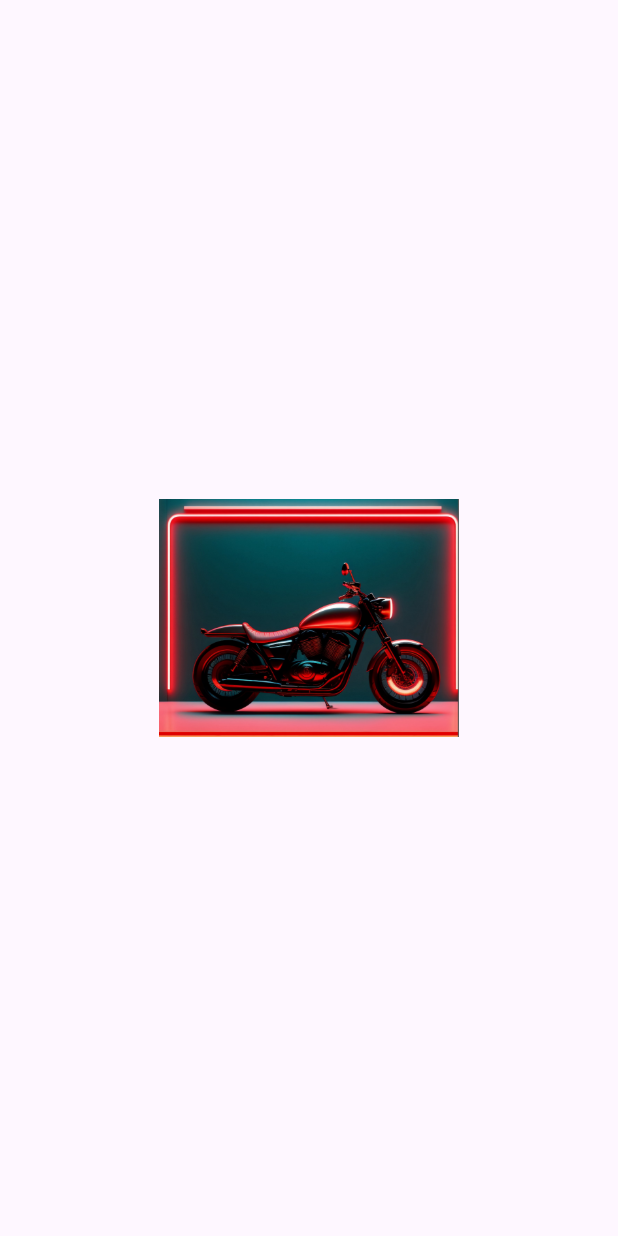
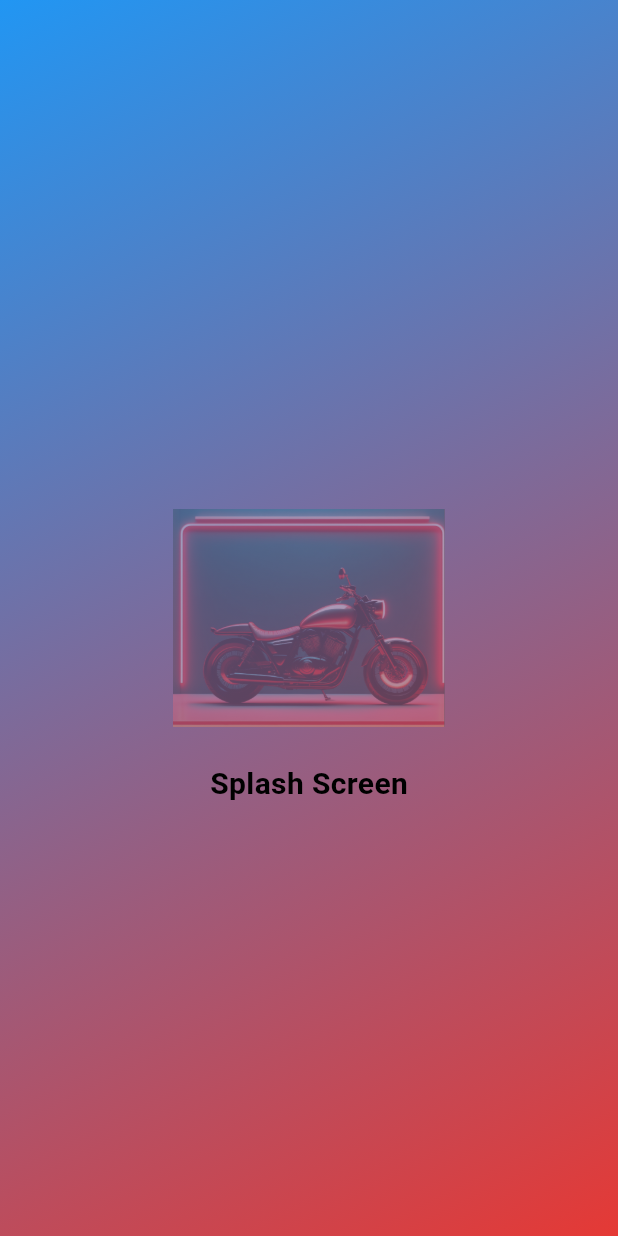
Before and after one commit to MahmoudNasser00/navigation_scrren, a Flutter app: the SplashScreen screen opened directly, on a phone screen of 412 x 824 dp. Run offline on Flutter 3.47's test engine with Material 3 defaults, Android fonts, the phone set to English and light mode, and no system bars; drawn by our look-alikes of another_flutter_splash_screen.

Commit message:
update files

```diff
--- a/lib/splash_screen.dart
+++ b/lib/splash_screen.dart
@@ -1,33 +1,166 @@
 import 'package:flutter/material.dart';
-import 'package:another_flutter_splash_screen/another_flutter_splash_screen.dart';
-import 'package:navigation_scrren/home_screen.dart';
+
+import 'home_screen.dart';
 
 class SplashScreen extends StatefulWidget {
-  const SplashScreen({Key? key}) : super(key: key);
+  const SplashScreen({super.key});
 
   @override
   _SplashScreenState createState() => _SplashScreenState();
 }
 
-class _SplashScreenState extends State<SplashScreen> {
+class _SplashScreenState extends State<SplashScreen>
+    with SingleTickerProviderStateMixin {
+  late final AnimationController _controller;
+
+  late final Animation<double> _fontSizeAnim;
+  late final Animation<double> _containerScaleAnim;
+  late final Animation<double> _containerOpacityAnim;
+  late final Animation<double> _textOpacityAnim;
+
+  @override
+  void initState() {
+    super.initState();
+
+    _controller = AnimationController(
+      vsync: this,
+      duration: const Duration(milliseconds: 2600),
+    );
+
+    _fontSizeAnim = Tween<double>(begin: 40, end: 20).animate(
+      CurvedAnimation(
+        parent: _controller,
+        curve: const Interval(0.0, 0.6, curve: Curves.fastLinearToSlowEaseIn),
+      ),
+    );
+
+    _textOpacityAnim = Tween<double>(begin: 0.0, end: 1.0).animate(
+      CurvedAnimation(
+        parent: _controller,
+        curve: const Interval(0.25, 0.6, curve: Curves.easeIn),
+      ),
+    );
+
+    _containerScaleAnim = Tween<double>(begin: 2.0, end: 1.5).animate(
+      CurvedAnimation(
+        parent: _controller,
+        curve: const Interval(0.45, 1.0, curve: Curves.fastLinearToSlowEaseIn),
+      ),
+    );
+
+    _containerOpacityAnim = Tween<double>(begin: 0.0, end: 1.0).animate(
+      CurvedAnimation(
+        parent: _controller,
+        curve: const Interval(0.45, 1.0, curve: Curves.easeIn),
+      ),
+    );
+
+    _controller.addStatusListener((status) {
+      if (status == AnimationStatus.completed) {
+        _navigateToNextScreen();
+      }
+    });
+
+    _controller.forward();
+  }
+
+  Future<void> _navigateToNextScreen() async {
+    if (!mounted) return;
+    Navigator.of(context).pushReplacement(
+      PageRouteBuilder(
+        transitionDuration: const Duration(milliseconds: 600),
+        pageBuilder: (context, anim, secAnim) => const HomeScreen(),
+        transitionsBuilder: (context, anim, secAnim, child) {
+          return FadeTransition(opacity: anim, child: child);
+        },
+      ),
+    );
+  }
+
+  @override
+  void dispose() {
+    _controller.dispose();
+    super.dispose();
+  }
+
   @override
   Widget build(BuildContext context) {
-    return FlutterSplashScreen.fadeIn(
-      animationDuration: Duration(milliseconds: 2000),
-      duration: Duration(seconds: 3),
-      onInit: () {
-        debugPrint("On Init");
-      },
-      onEnd: () {
-        debugPrint("On End");
-      },
-      childWidget: SizedBox(
-        height: 200,
-        width: 200,
-        child: Image.asset("assets/logo.png"),
+    final double width = MediaQuery.of(context).size.width;
+    final double height = MediaQuery.of(context).size.height;
+
+    return Scaffold(
+      body: Container(
+        width: double.infinity,
+        height: double.infinity,
+        decoration: const BoxDecoration(
+          gradient: LinearGradient(
+            begin: Alignment.topLeft,
+            end: Alignment.bottomRight,
+            colors: [
+              Color(0xFF2196F3), // blue
+              Color(0xFFE53935), // red
+            ],
+          ),
+        ),
+        child: AnimatedBuilder(
+          animation: _controller,
+          builder: (context, child) {
+            final double fontSize = _fontSizeAnim.value;
+            final double textOpacity = _textOpacityAnim.value;
+            final double containerScale = _containerScaleAnim.value;
+            final double containerOpacity = _containerOpacityAnim.value;
+
+            return Stack(
+              children: [
+                Column(
+                  children: [
+                    SizedBox(
+                      height:
+                          height / (1.06 + (1.0 - (_controller.value * 0.6))),
+                    ),
+                    Opacity(
+                      opacity: textOpacity,
+                      child: Center(
+                        child: Text(
+                          'Splash Screen',
+                          style: TextStyle(
+                            color: Colors.black,
+                            fontWeight: FontWeight.bold,
+                            fontSize: fontSize,
+                          ),
+                        ),
+                      ),
+                    ),
+                  ],
+                ),
+                Center(
+                  child: Opacity(
+                    opacity: containerOpacity,
+                    child: Transform.scale(
+                      scale: (width / (width / (1.0))) * (1.0 / containerScale),
+                      child: SizedBox(
+                        height: width / containerScale,
+                        width: width / containerScale,
+                        child: Container(
+                          alignment: Alignment.center,
+                          decoration: BoxDecoration(
+                            borderRadius: BorderRadius.circular(30),
+                            boxShadow: [],
+                          ),
+                          child: Image.asset(
+                            'assets/logo.png',
+                            fit: BoxFit.contain,
+                          ),
+                        ),
+                      ),
+                    ),
+                  ),
+                ),
+              ],
+            );
+          },
+        ),
       ),
-      onAnimationEnd: () => debugPrint("On Fade In End"),
-      nextScreen: const HomeScreen(),
     );
   }
 }
--- a/pubspec.yaml
+++ b/pubspec.yaml
@@ -45,7 +45,6 @@ dev_dependencies:
   # package. See that file for information about deactivating specific lint
   # rules and activating additional ones.
   flutter_lints: ^6.0.0
-  another_flutter_splash_screen: ^1.2.1
   intl: ^0.20.2
 
 # For information on the generic Dart part of this file, see the
```
Also changed, not shown: assets/SmartSelect_Video_Player.gif (added), lib/generated/assets.dart (added), pubspec.lock.
